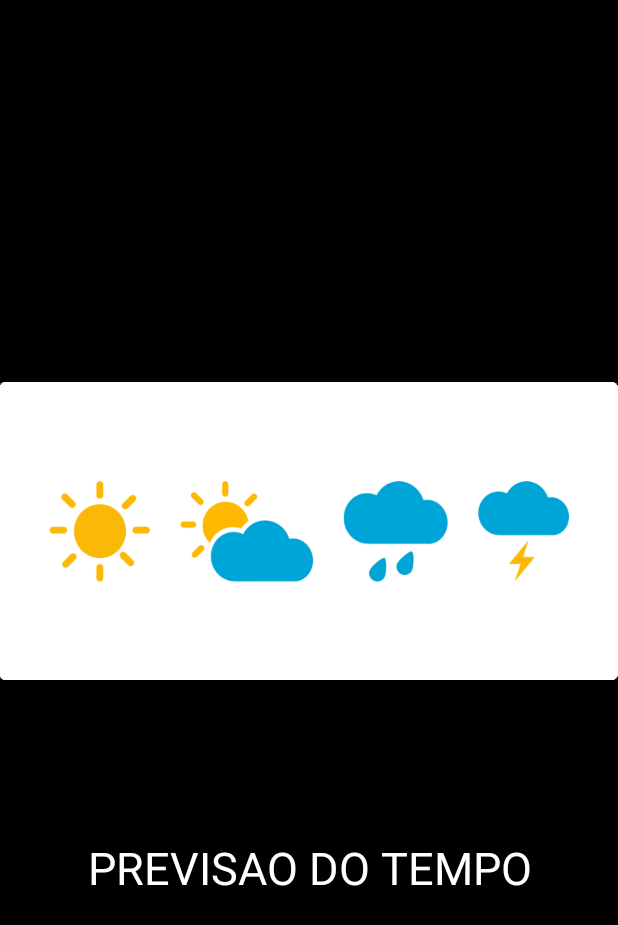
After one commit to VitorAlvesDevv/Previsao-tempo, an Android app: the TelaDeInicio screen opened directly, with no data from a screen before it, on a phone screen of 412 x 824 dp. The commit adds this screen. Shown: the top 925 px of the screen. Run offline under Robolectric (Android 15) with nearby library versions, the phone set to English and light mode, and no system bars.

Commit message:
criação e implementação da Splash Screen

```diff
--- /dev/null
+++ b/app/src/main/java/com/example/previsaodotempo/TelaDeInicio.java
@@ -0,0 +1,38 @@
+package com.example.previsaodotempo;
+
+import android.content.Intent;
+import android.os.Bundle;
+import android.os.Handler;
+
+import androidx.appcompat.app.AppCompatActivity;
+
+public class TelaDeInicio extends AppCompatActivity {
+
+    // Constante para definir a duração do splash (3000ms = 3 segundos)
+    private static final long SPLASH_TIME_OUT = 3000;
+
+    @Override
+    protected void onCreate(Bundle savedInstanceState) {
+        super.onCreate(savedInstanceState);
+        setContentView(R.layout.activity_splash_screen);
+
+
+        new Handler().postDelayed(new Runnable() {
+            @Override
+            public void run() {
+
+                mostrarPagina();
+            }
+        }, SPLASH_TIME_OUT);
+
+
+    }
+
+    private void mostrarPagina() {
+        Intent intent = new Intent(TelaDeInicio.this, MainActivity.class);
+        startActivity(intent);
+        finish();
+    }
+
+
+}
--- /dev/null
+++ b/app/src/main/res/layout/activity_splash_screen.xml
@@ -0,0 +1,12 @@
+<?xml version="1.0" encoding="utf-8"?>
+<LinearLayout xmlns:android="http://schemas.android.com/apk/res/android" android:layout_width="match_parent" android:layout_height="match_parent" android:background="#000" android:orientation="vertical">
+    <ImageView android:layout_width="wrap_content" android:layout_height="wrap_content" android:layout_gravity="center" android:layout_marginTop="150dp" android:src="@drawable/logoprevisao" />
+
+    <TextView
+        android:layout_width="match_parent"
+        android:layout_height="wrap_content"
+        android:gravity="center"
+        android:text="PREVISAO DO TEMPO"
+        android:textColor="#fff"
+        android:textSize="30dp" />
+</LinearLayout>
```
Also changed, not shown: app/src/main/AndroidManifest.xml (+11 -0 lines), app/src/main/java/com/example/previsaodotempo/MainActivity.java (line endings or trailing spaces), app/src/main/res/drawable/logoprevisao.png (added).
